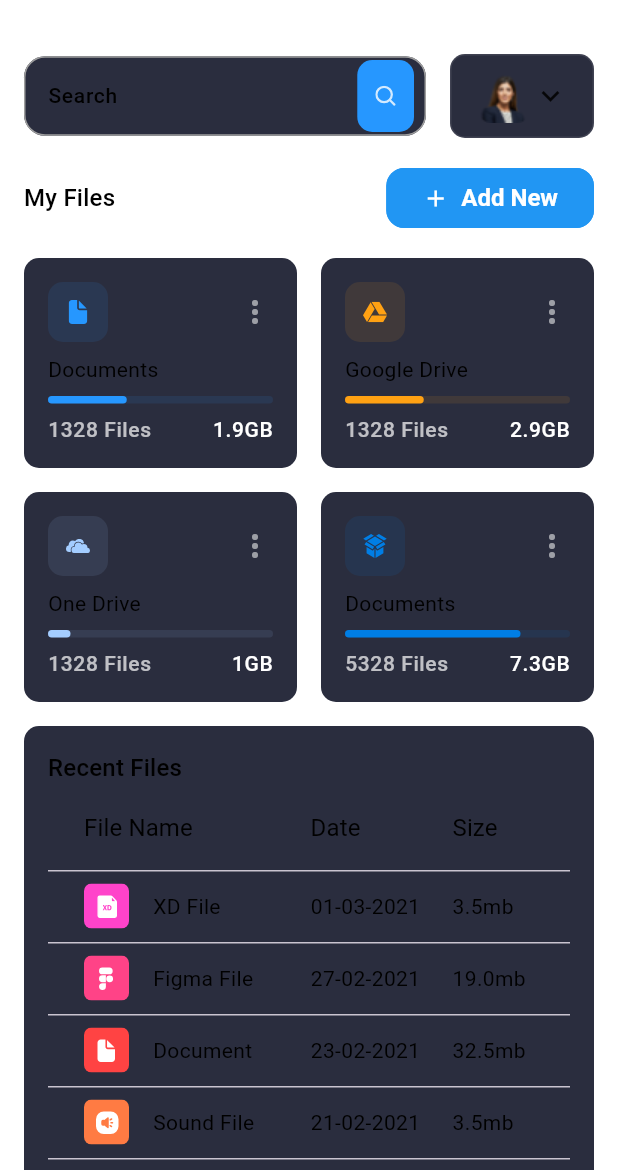
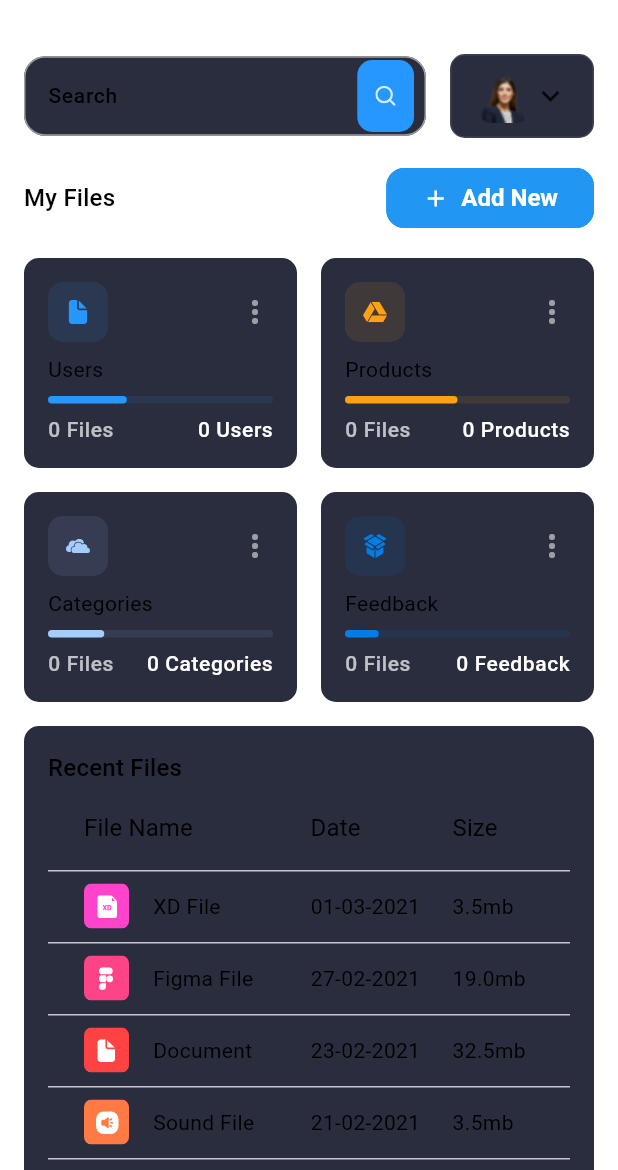
Before and after one commit to syedkashanzikra/laptop_harbour, a Flutter app: the AdminScreen screen opened directly, in the side drawer, after a tap on "Dashboard", on a phone screen of 412 x 824 dp, the part 66-1236 px from its top. Run offline on Flutter 3.47's test engine with Material 3 defaults, Android fonts, the light colour scheme and no system bars; our stand-ins replace cached_network_image, carousel_slider, cloud_firestore, connectivity_plus, firebase_auth, firebase_core and 19 more; missing offline and left inert: clipboard, flutter_iconpicker; accounts and stored records are empty; Roboto replaces fonts that are missing (Poppins); project files that could hold a hidden picture were left out.

Commit message:
admin dashboard working

```diff
--- a/lib/admin/models/my_files.dart
+++ b/lib/admin/models/my_files.dart
@@ -1,3 +1,5 @@
+import 'package:cloud_firestore/cloud_firestore.dart';
+import 'package:firebase_database/firebase_database.dart'; // Import for Realtime Database
 import 'package:lhstore/admin/constants.dart';
 import 'package:flutter/material.dart';
 
@@ -16,37 +18,69 @@ class CloudStorageInfo {
   });
 }
 
-List demoMyFiles = [
+// Function to fetch Firestore collection count in real-time
+Stream<int> fetchFirestoreCollectionCount(String collectionName) {
+  return FirebaseFirestore.instance.collection(collectionName).snapshots().map(
+        (snapshot) => snapshot.size,
+      );
+}
+
+// Function to fetch Realtime Database count in real-time
+Stream<int> fetchRealtimeDatabaseCount(String nodeName) {
+  return FirebaseDatabase.instance
+      .ref(nodeName)
+      .onValue
+      .map((event) => (event.snapshot.value as Map?)?.length ?? 0);
+}
+
+// Function to populate the list dynamically in real-time
+Stream<List<CloudStorageInfo>> fetchDemoMyFilesStream() async* {
+  final usersStream = fetchFirestoreCollectionCount('Users'); // Firestore
+  final feedbackStream = fetchFirestoreCollectionCount('Feedback'); // Firestore
+  final productsStream = fetchRealtimeDatabaseCount('Products'); // Realtime DB
+  final categoriesStream = fetchRealtimeDatabaseCount('Categories'); // Realtime DB
+
+  // Combine all streams to emit updates as a single list
+  await for (var users in usersStream) {
+    await for (var products in productsStream) {
+      await for (var categories in categoriesStream) {
+        await for (var feedback in feedbackStream) {
+          yield [
             CloudStorageInfo(
-    title: "Documents",
-    numOfFiles: 1328,
+              title: "Users",
+              numOfFiles: users,
               svgSrc: "assets/icons/Documents.svg",
-    totalStorage: "1.9GB",
+              totalStorage: "$users Users",
               color: primaryColor,
               percentage: 35,
             ),
             CloudStorageInfo(
-    title: "Google Drive",
-    numOfFiles: 1328,
+              title: "Products",
+              numOfFiles: products,
               svgSrc: "assets/icons/google_drive.svg",
-    totalStorage: "2.9GB",
+              totalStorage: "$products Products",
               color: Color(0xFFFFA113),
-    percentage: 35,
+              percentage: 50,
             ),
             CloudStorageInfo(
-    title: "One Drive",
-    numOfFiles: 1328,
+              title: "Categories",
+              numOfFiles: categories,
               svgSrc: "assets/icons/one_drive.svg",
-    totalStorage: "1GB",
+              totalStorage: "$categories Categories",
               color: Color(0xFFA4CDFF),
-    percentage: 10,
+              percentage: 25,
             ),
             CloudStorageInfo(
-    title: "Documents",
-    numOfFiles: 5328,
+              title: "Feedback",
+              numOfFiles: feedback,
               svgSrc: "assets/icons/drop_box.svg",
-    totalStorage: "7.3GB",
+              totalStorage: "$feedback Feedback",
               color: Color(0xFF007EE5),
-    percentage: 78,
+              percentage: 15,
             ),
           ];
+        }
+      }
+    }
+  }
+}
--- a/lib/admin/screens/dashboard/components/file_info_card.dart
+++ b/lib/admin/screens/dashboard/components/file_info_card.dart
@@ -1,7 +1,6 @@
 import 'package:flutter/material.dart';
 import 'package:flutter_svg/flutter_svg.dart';
 import 'package:lhstore/admin/models/my_files.dart';
-
 import '../../../constants.dart';
 
 class FileInfoCard extends StatelessWidget {
@@ -32,46 +31,46 @@ class FileInfoCard extends StatelessWidget {
                 height: 40,
                 width: 40,
                 decoration: BoxDecoration(
-                  color: info.color!.withOpacity(0.1),
+                  color: info.color?.withOpacity(0.1) ?? Colors.grey.withOpacity(0.1),
                   borderRadius: const BorderRadius.all(Radius.circular(10)),
                 ),
                 child: SvgPicture.asset(
-                  info.svgSrc!,
+                  info.svgSrc ?? "assets/icons/placeholder.svg",
                   colorFilter: ColorFilter.mode(
                       info.color ?? Colors.black, BlendMode.srcIn),
                 ),
               ),
-              Icon(Icons.more_vert, color: Colors.white54)
+              Icon(Icons.more_vert, color: Colors.white54),
             ],
           ),
           Text(
-            info.title!,
+            info.title ?? "No Title",
             maxLines: 1,
             overflow: TextOverflow.ellipsis,
           ),
           ProgressLine(
             color: info.color,
-            percentage: info.percentage,
+            percentage: info.percentage ?? 0, // Default to 0% if null
           ),
           Row(
             mainAxisAlignment: MainAxisAlignment.spaceBetween,
             children: [
               Text(
-                "${info.numOfFiles} Files",
+                "${info.numOfFiles ?? 0} Files",
                 style: Theme.of(context)
                     .textTheme
                     .bodySmall!
                     .copyWith(color: Colors.white70),
               ),
               Text(
-                info.totalStorage!,
+                info.totalStorage ?? "No Storage Info",
                 style: Theme.of(context)
                     .textTheme
                     .bodySmall!
                     .copyWith(color: Colors.white),
               ),
             ],
-          )
+          ),
         ],
       ),
     );
--- a/lib/admin/screens/dashboard/components/my_fields.dart
+++ b/lib/admin/screens/dashboard/components/my_fields.dart
@@ -51,7 +51,6 @@ class MyFiles extends StatelessWidget {
     );
   }
 }
-
 class FileInfoCardGridView extends StatelessWidget {
   const FileInfoCardGridView({
     Key? key,
@@ -64,17 +63,32 @@ class FileInfoCardGridView extends StatelessWidget {
 
   @override
   Widget build(BuildContext context) {
+    // Use StreamBuilder to listen to real-time data updates
+    return StreamBuilder<List<CloudStorageInfo>>(
+      stream: fetchDemoMyFilesStream(), // Fetch the list dynamically in real-time
+      builder: (context, snapshot) {
+        if (snapshot.connectionState == ConnectionState.waiting) {
+          return Center(child: CircularProgressIndicator()); // Show loading spinner
+        } else if (snapshot.hasError) {
+          return Center(child: Text("Error: ${snapshot.error}")); // Show error message
+        } else if (snapshot.hasData) {
+          final files = snapshot.data ?? [];
           return GridView.builder(
             physics: NeverScrollableScrollPhysics(),
             shrinkWrap: true,
-      itemCount: demoMyFiles.length,
+            itemCount: files.length, // Dynamically get the number of items
             gridDelegate: SliverGridDelegateWithFixedCrossAxisCount(
               crossAxisCount: crossAxisCount,
               crossAxisSpacing: defaultPadding,
               mainAxisSpacing: defaultPadding,
               childAspectRatio: childAspectRatio,
             ),
-      itemBuilder: (context, index) => FileInfoCard(info: demoMyFiles[index]),
+            itemBuilder: (context, index) => FileInfoCard(info: files[index]),
+          );
+        } else {
+          return Center(child: Text("No data available")); // Handle empty state
+        }
+      },
     );
   }
 }
--- a/lib/admin/screens/dashboard/components/my_files.dart
+++ b/lib/admin/screens/dashboard/components/my_files.dart
@@ -1,10 +1,8 @@
-
-
 import 'package:flutter/material.dart';
-import 'package:lhstore/admin/models/my_files.dart';
 import 'package:lhstore/admin/responsive.dart';
 import '../../../constants.dart';
 import 'file_info_card.dart';
+import 'package:lhstore/admin/models/my_files.dart'; // Import the fetchDemoMyFilesStream function
 
 class MyFiles extends StatelessWidget {
   const MyFiles({
@@ -65,17 +63,32 @@ class FileInfoCardGridView extends StatelessWidget {
 
   @override
   Widget build(BuildContext context) {
+    // Use StreamBuilder to fetch real-time data
+    return StreamBuilder<List<CloudStorageInfo>>(
+      stream: fetchDemoMyFilesStream(), // Real-time Firestore stream
+      builder: (context, snapshot) {
+        if (snapshot.connectionState == ConnectionState.waiting) {
+          return Center(child: CircularProgressIndicator()); // Show loading spinner
+        } else if (snapshot.hasError) {
+          return Center(child: Text("Error: ${snapshot.error}")); // Show error message
+        } else if (snapshot.hasData) {
+          final files = snapshot.data ?? [];
           return GridView.builder(
             physics: NeverScrollableScrollPhysics(),
             shrinkWrap: true,
-      itemCount: demoMyFiles.length,
+            itemCount: files.length, // Dynamically fetched list
             gridDelegate: SliverGridDelegateWithFixedCrossAxisCount(
               crossAxisCount: crossAxisCount,
               crossAxisSpacing: defaultPadding,
               mainAxisSpacing: defaultPadding,
               childAspectRatio: childAspectRatio,
             ),
-      itemBuilder: (context, index) => FileInfoCard(info: demoMyFiles[index]),
+            itemBuilder: (context, index) => FileInfoCard(info: files[index]),
+          );
+        } else {
+          return Center(child: Text("No data available")); // Handle empty state
+        }
+      },
     );
   }
 }
--- a/lib/admin/screens/main/components/side_menu.dart
+++ b/lib/admin/screens/main/components/side_menu.dart
@@ -3,6 +3,7 @@ import 'package:flutter_svg/flutter_svg.dart';
 import 'package:lhstore/admin/screens/admin_product/admin_product_page.dart';
 import 'package:lhstore/admin/screens/category/viewcategory.dart';
 import 'package:lhstore/admin/screens/main/main_screen.dart';
+import 'package:lhstore/data/repositories_authentication/authentication_repository.dart';
 
 class SideMenu extends StatelessWidget {
   const SideMenu({
@@ -75,6 +76,13 @@ class SideMenu extends StatelessWidget {
             svgSrc: "assets/icons/menu_notification.svg",
             press: () {},
           ),
+              DrawerListTile(
+            title: "Logout",
+            svgSrc: "assets/icons/menu_profile.svg",
+            press: () {
+         AuthenticationRepository.instance.logout();
+            },
+          ),
           DrawerListTile(
             title: "Profile",
             svgSrc: "assets/icons/menu_profile.svg",
```
Lines whose indentation alone changed are shown as unchanged.
